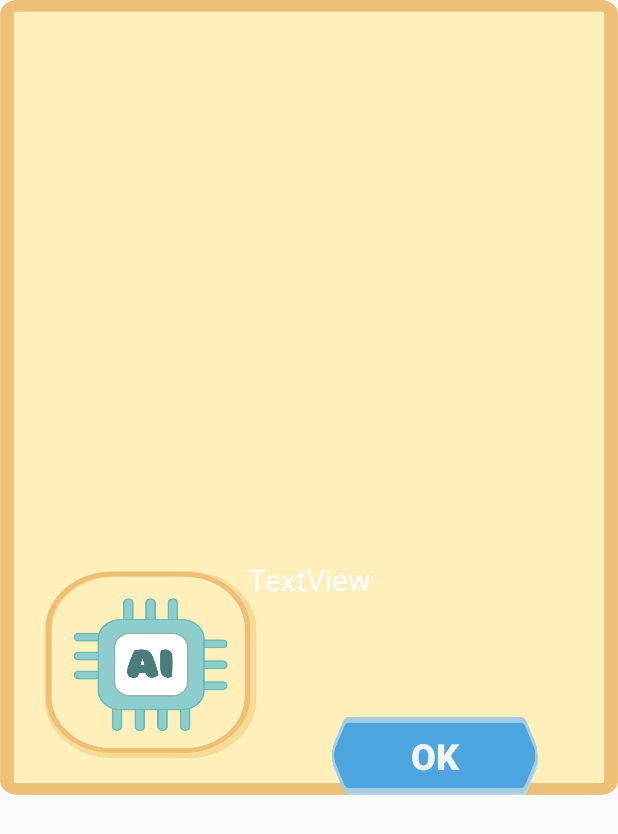
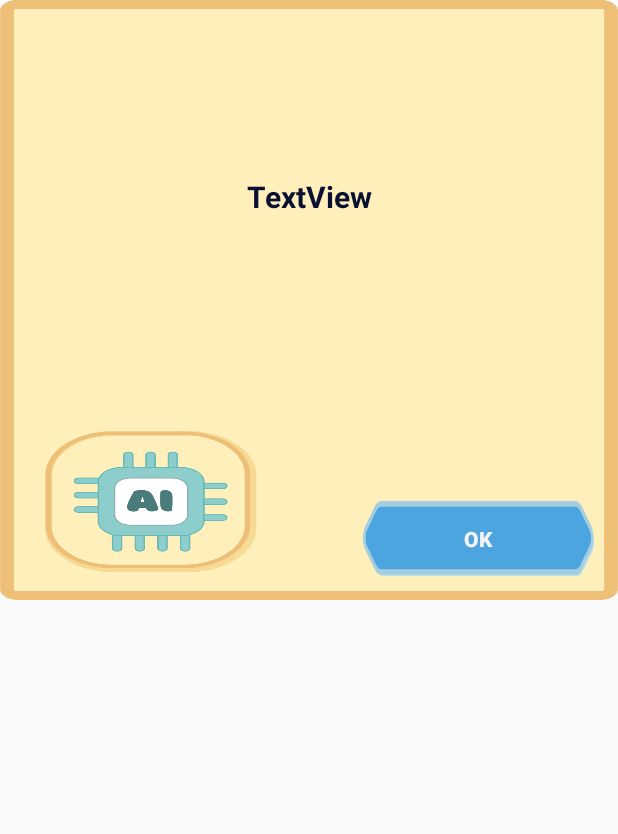
Before and after one commit to vitalydervanowsky/WhoWantsHeaven, an Android app: the layout dialog_ai.xml on its own in the app's theme, with its tools: preview values and no code run, on a phone screen of 412 x 824 dp. Shown: the top 834 px of the screen. Run offline under Robolectric (Android 15) with nearby library versions, the phone set to English and light mode, and no system bars.

Commit message:
исправил разметку диалогов ИИ и совета Карла

```diff
--- a/app/src/main/res/layout/dialog_advice.xml
+++ b/app/src/main/res/layout/dialog_advice.xml
@@ -12,10 +12,8 @@
         android:layout_width="match_parent"
         android:layout_height="262dp"
         android:layout_alignParentEnd="true"
-        android:layout_marginLeft="15dp"
-        android:layout_marginEnd="0dp"
-        android:layout_marginRight="5dp"
         android:gravity="center"
+        android:padding="@dimen/padding_16dp"
         android:textColor="#0A1032"
         android:textSize="20sp"
         android:textStyle="bold"
@@ -29,8 +27,7 @@
         android:layout_alignParentTop="false"
         android:layout_alignParentEnd="true"
         android:layout_alignParentBottom="true"
-        android:layout_marginEnd="5dp"
-        android:layout_marginBottom="43dp"
+        android:layout_margin="@dimen/margin_16dp"
         android:background="@drawable/romb"
         android:text="@string/thank_you_carlo_by"
         android:textColor="#FFFFFF"
--- a/app/src/main/res/layout/dialog_ai.xml
+++ b/app/src/main/res/layout/dialog_ai.xml
@@ -2,7 +2,7 @@
 <RelativeLayout xmlns:android="http://schemas.android.com/apk/res/android"
     xmlns:tools="http://schemas.android.com/tools"
     android:layout_width="match_parent"
-    android:layout_height="530dp"
+    android:layout_height="400dp"
     android:layout_alignParentEnd="true"
     android:background="@drawable/backai"
     android:orientation="horizontal"
@@ -11,29 +11,26 @@
     <TextView
         android:id="@+id/textAdvice"
         android:layout_width="match_parent"
-        android:layout_height="176dp"
+        android:layout_height="262dp"
         android:layout_alignParentEnd="true"
-        android:layout_alignParentBottom="true"
-        android:layout_marginEnd="0dp"
-        android:layout_marginBottom="55dp"
         android:gravity="center"
-        android:textColor="#FFFFFF"
+        android:padding="@dimen/padding_16dp"
+        android:textColor="#0A1032"
         android:textSize="20sp"
+        android:textStyle="bold"
         tools:text="TextView" />
 
     <Button
         android:id="@+id/buttonAIOK"
-        android:layout_width="137dp"
-        android:layout_height="52dp"
+        android:layout_width="154dp"
+        android:layout_height="50dp"
         android:layout_alignParentEnd="true"
         android:layout_alignParentBottom="true"
-        android:layout_marginEnd="53dp"
-        android:layout_marginBottom="0dp"
+        android:layout_margin="@dimen/margin_16dp"
         android:background="@drawable/romb"
         android:gravity="center"
         android:text="OK"
         android:textColor="#F4F4F4"
-        android:textSize="24sp"
         android:textStyle="bold" />
 
 </RelativeLayout>
```
